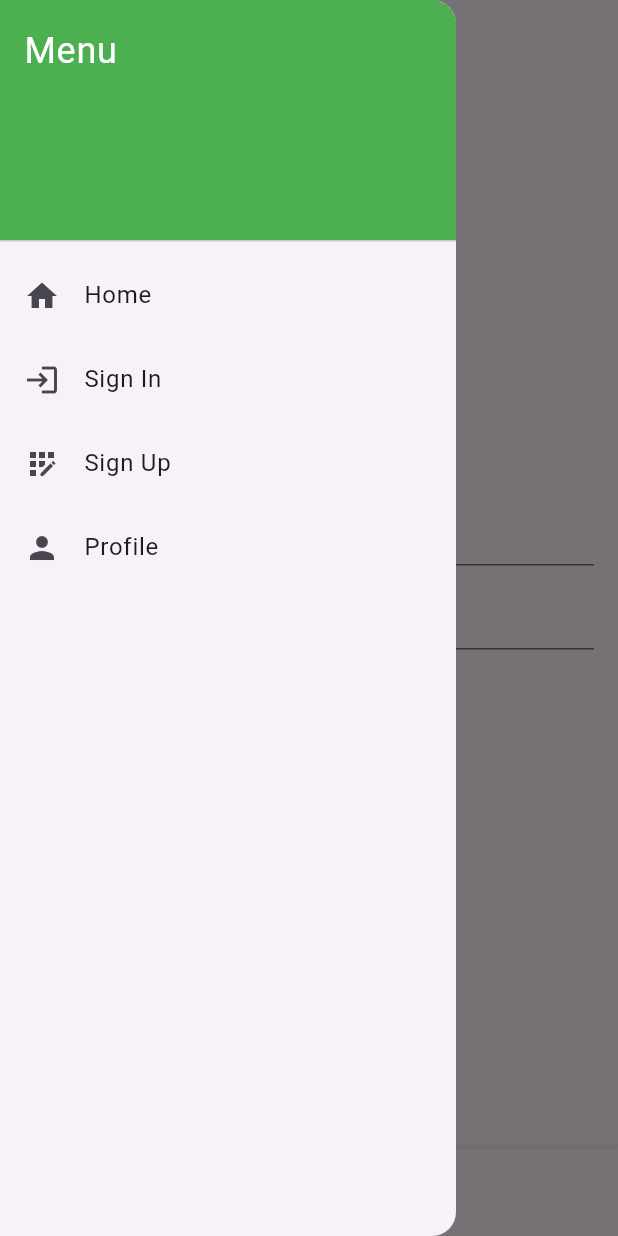
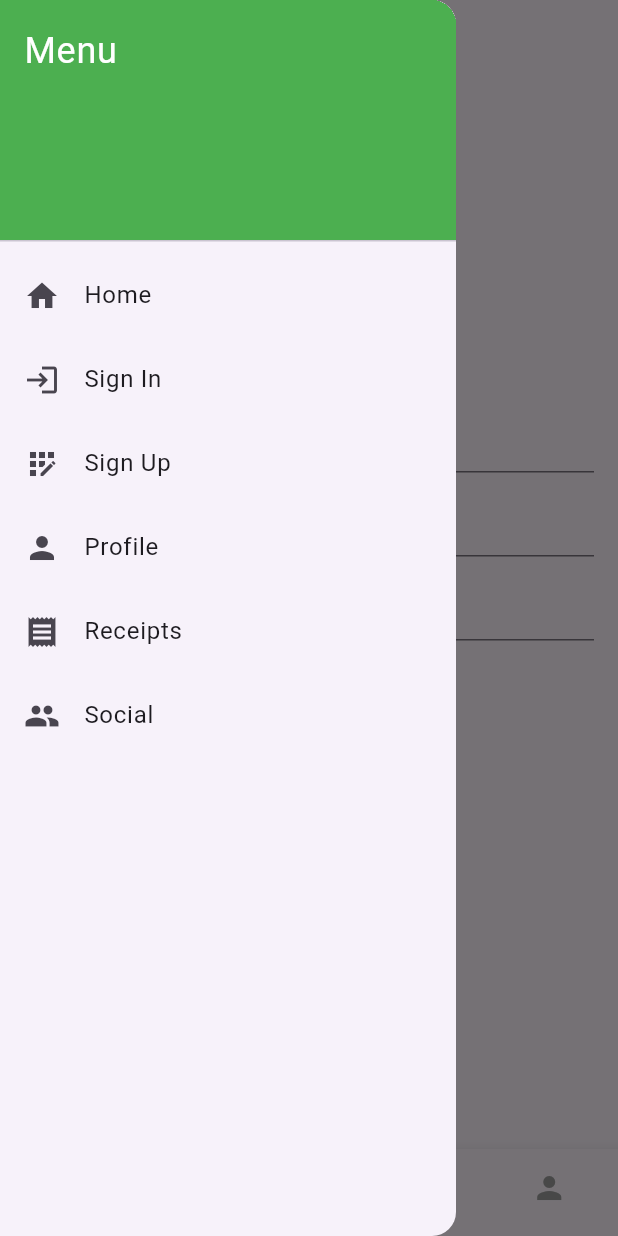
Before and after one commit to YUFeng21/vhack25, a Flutter app: the SignInScreen screen opened by its route, with the side drawer open, on a phone screen of 412 x 824 dp. Run offline on Flutter 3.47's test engine with Material 3 defaults, Android fonts, the phone set to English and light mode, and no system bars; our stand-ins replace image_picker.

Commit message:
receipt and social feature. sign in n sign out n profile modify

```diff
--- a/app/lib/main.dart
+++ b/app/lib/main.dart
@@ -1,39 +1,27 @@
 import 'package:flutter/material.dart';
+import 'package:provider/provider.dart';
 import 'screens/home_screen.dart';
 import 'screens/sign_in_screen.dart';
 import 'screens/sign_up_screen.dart';
 import 'screens/profile_screen.dart';
-import 'dart:io';
+import 'screens/receipts_screen.dart';
+import 'screens/social_screen.dart';
+import 'providers/user_provider.dart';
+import 'providers/post_provider.dart';
 
 void main() {
   runApp(MyApp());
 }
 
-class MyApp extends StatefulWidget {
-  const MyApp({super.key});
-
-  @override
-  _MyAppState createState() => _MyAppState();
-}
-
-class _MyAppState extends State<MyApp> {
-  String _username = '';
-  String _email = '';
-  String _password = '';
-  File? _profileImage;
-
-  void _updateUserDetails(String username, String email, String password, String confirmPassword, File? profileImage) {
-    setState(() {
-      _username = username;
-      _email = email;
-      _password = password;
-      _profileImage = profileImage;
-    });
-  }
-
+class MyApp extends StatelessWidget {
   @override
   Widget build(BuildContext context) {
-    return MaterialApp(
+    return MultiProvider(
+      providers: [
+        ChangeNotifierProvider(create: (context) => UserProvider()),
+        ChangeNotifierProvider(create: (context) => PostProvider()),
+      ],
+      child: MaterialApp(
         title: 'Agriculture App',
         theme: ThemeData(
           primarySwatch: Colors.green,
@@ -41,10 +29,13 @@ class _MyAppState extends State<MyApp> {
         initialRoute: '/',
         routes: {
           '/': (context) => HomeScreen(),
-        '/sign-in': (context) => SignInScreen(updateUserDetails: _updateUserDetails),
-        '/sign-up': (context) => SignUpScreen(updateUserDetails: _updateUserDetails),
-        '/profile': (context) => ProfileScreen(username: _username, email: _email, password: _password, profileImage: _profileImage),
+          '/sign-in': (context) => SignInScreen(),
+          '/sign-up': (context) => SignUpScreen(),
+          '/profile': (context) => ProfileScreen(),
+          '/receipts': (context) => ReceiptsScreen(),
+          '/social': (context) => SocialScreen(),
         },
+      ),
     );
   }
 }
--- /dev/null
+++ b/app/lib/models/post.dart
@@ -0,0 +1,22 @@
+class Comment {
+  String username;
+  String content;
+
+  Comment({required this.username, required this.content});
+}
+
+class Post {
+  String username;
+  String content;
+  String? imageUrl;
+  int likes;
+  List<Comment> comments;
+
+  Post({
+    required this.username,
+    required this.content,
+    this.imageUrl,
+    this.likes = 0,
+    List<Comment>? comments,
+  }) : comments = comments ?? [];
+}
--- /dev/null
+++ b/app/lib/models/user.dart
@@ -0,0 +1,15 @@
+import 'dart:io';
+
+class User {
+  String username;
+  String email;
+  String password;
+  File? profileImage;
+
+  User({
+    required this.username,
+    required this.email,
+    required this.password,
+    this.profileImage,
+  });
+}
--- /dev/null
+++ b/app/lib/providers/user_provider.dart
@@ -0,0 +1,19 @@
+import 'package:flutter/material.dart';
+import '../models/user.dart';
+import 'dart:io';
+
+class UserProvider with ChangeNotifier {
+  User _user = User(username: '', email: '', password: '');
+
+  User get user => _user;
+
+  void updateUser(String username, String email, String password, File? profileImage) {
+    _user = User(username: username, email: email, password: password, profileImage: profileImage);
+    notifyListeners();
+  }
+
+  void clearUser() {
+    _user = User(username: '', email: '', password: '');
+    notifyListeners();
+  }
+}
--- a/app/lib/screens/sign_in_screen.dart
+++ b/app/lib/screens/sign_in_screen.dart
@@ -1,13 +1,12 @@
 import 'package:flutter/material.dart';
-import 'dart:io';
+import 'package:provider/provider.dart';
+import '../providers/user_provider.dart';
 import '../widgets/base_layout.dart';
 
 class SignInScreen extends StatelessWidget {
   final TextEditingController _usernameController = TextEditingController();
+  final TextEditingController _emailController = TextEditingController();
   final TextEditingController _passwordController = TextEditingController();
-  final Function(String, String, String, String, File?) updateUserDetails;
-
-  SignInScreen({super.key, required this.updateUserDetails});
 
   @override
   Widget build(BuildContext context) {
@@ -23,6 +22,10 @@ class SignInScreen extends StatelessWidget {
               decoration: InputDecoration(labelText: 'Username'),
             ),
             TextField(
+              controller: _emailController,
+              decoration: InputDecoration(labelText: 'Email'),
+            ),
+            TextField(
               controller: _passwordController,
               decoration: InputDecoration(labelText: 'Password'),
               obscureText: true,
@@ -31,11 +34,26 @@ class SignInScreen extends StatelessWidget {
             ElevatedButton(
               onPressed: () {
                 String username = _usernameController.text;
+                String email = _emailController.text;
                 String password = _passwordController.text;
-                updateUserDetails(username, '', password, password, null);
-                Navigator.pushNamed(context, '/profile');
+                UserProvider userProvider = Provider.of<UserProvider>(context, listen: false);
+
+                if (userProvider.user.username == username && userProvider.user.email == email && userProvider.user.password == password) {
+                  Navigator.pushNamed(context, '/profile');
+                } else {
+                  ScaffoldMessenger.of(context).showSnackBar(
+                    SnackBar(content: Text('Please sign up, you haven\'t signed in yet')),
+                  );
+                }
               },
               child: Text('Sign In'),
+            ),
+            SizedBox(height: 20),
+            TextButton(
+              onPressed: () {
+                Navigator.pushNamed(context, '/sign-up');
+              },
+              child: Text("Haven't signed up? Sign Up"),
             ),
           ],
         ),
--- a/app/lib/screens/sign_up_screen.dart
+++ b/app/lib/screens/sign_up_screen.dart
@@ -1,12 +1,10 @@
 import 'package:flutter/material.dart';
+import 'package:provider/provider.dart';
 import 'dart:io';
+import '../providers/user_provider.dart';
 import '../widgets/base_layout.dart';
 
 class SignUpScreen extends StatefulWidget {
-  final Function(String, String, String, String, File?) updateUserDetails;
-
-  const SignUpScreen({super.key, required this.updateUserDetails});
-
   @override
   _SignUpScreenState createState() => _SignUpScreenState();
 }
@@ -60,7 +58,7 @@ class _SignUpScreenState extends State<SignUpScreen> {
                   String confirmPassword = _confirmPasswordController.text;
 
                   if (password == confirmPassword) {
-                    widget.updateUserDetails(username, email, password, confirmPassword, _profileImage);
+                    Provider.of<UserProvider>(context, listen: false).updateUser(username, email, password, _profileImage);
                     Navigator.pushNamed(context, '/profile');
                   } else {
                     // Show error message
--- a/app/lib/widgets/base_layout.dart
+++ b/app/lib/widgets/base_layout.dart
@@ -66,6 +66,20 @@ class BaseLayout extends StatelessWidget {
                 Navigator.pushNamed(context, '/profile');
               },
             ),
+            ListTile(
+              leading: Icon(Icons.receipt),
+              title: Text('Receipts'),
+              onTap: () {
+                Navigator.pushNamed(context, '/receipts');
+              },
+            ),
+            ListTile(
+              leading: Icon(Icons.group),
+              title: Text('Social'),
+              onTap: () {
+                Navigator.pushNamed(context, '/social');
+              },
+            ),
           ],
         ),
       ),
@@ -77,12 +91,12 @@ class BaseLayout extends StatelessWidget {
             label: 'Home',
           ),
           BottomNavigationBarItem(
-            icon: Icon(Icons.content_copy),
-            label: 'Content 1',
+            icon: Icon(Icons.receipt),
+            label: 'Receipts',
           ),
           BottomNavigationBarItem(
-            icon: Icon(Icons.content_copy),
-            label: 'Content 2',
+            icon: Icon(Icons.group),
+            label: 'Social',
           ),
           BottomNavigationBarItem(
             icon: Icon(Icons.person),
@@ -91,16 +105,17 @@ class BaseLayout extends StatelessWidget {
         ],
         currentIndex: currentIndex,
         selectedItemColor: Colors.green,
+        unselectedItemColor: Colors.grey,
         onTap: (index) {
           switch (index) {
             case 0:
               Navigator.pushNamed(context, '/');
               break;
             case 1:
-              // Navigate to Content 1
+              Navigator.pushNamed(context, '/receipts');
               break;
             case 2:
-              // Navigate to Content 2
+              Navigator.pushNamed(context, '/social');
               break;
             case 3:
               Navigator.pushNamed(context, '/profile');
--- a/app/pubspec.yaml
+++ b/app/pubspec.yaml
@@ -35,6 +35,7 @@ dependencies:
   # Use with the CupertinoIcons class for iOS style icons.
   cupertino_icons: ^1.0.8
   image_picker: ^0.8.4+4  # Ensure this is in the dependencies section
+  provider: ^6.0.0
 
 dev_dependencies:
   flutter_test:
```
Also changed, not shown: app/lib/providers/post_provider.dart (added, +38 -0 lines), app/lib/screens/profile_screen.dart (+57 -21 lines), app/lib/screens/receipts_screen.dart (added, +19 -0 lines), app/lib/screens/social_screen.dart (added, +192 -0 lines), app/assets/profile-pic.jpg (deleted), app/pubspec.lock, 8 other files. Lines whose indentation alone changed are shown as unchanged.
